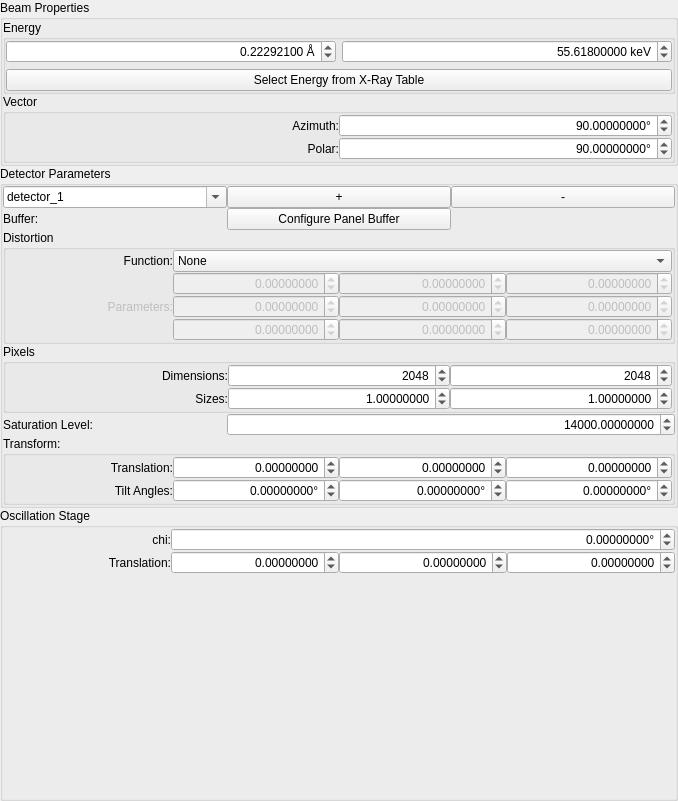
Above: hexrd/ui/resources/ui/instrument_form_view_widget.ui from HEXRD/hexrdgui before the change. Below: the same form after it.
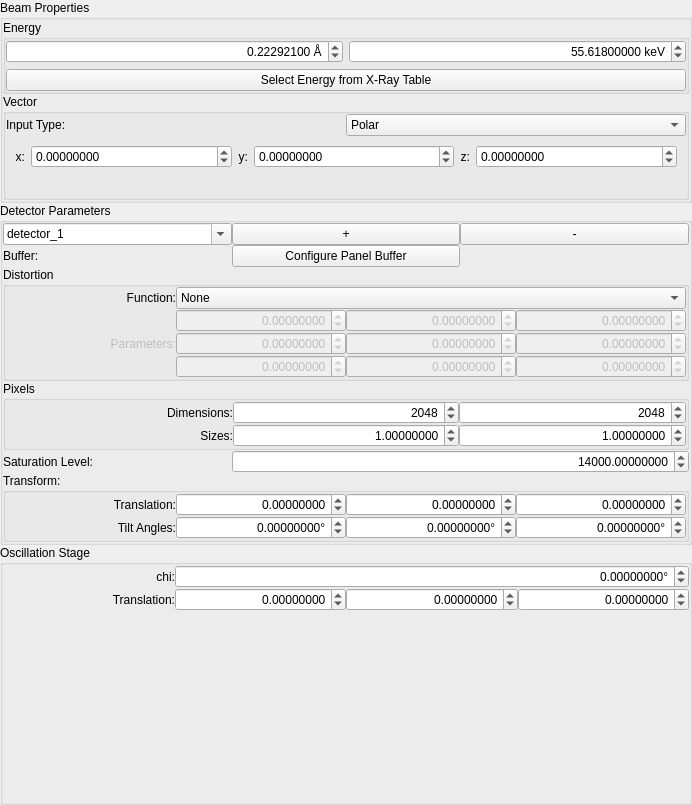
That is the form after the change. The open tabs and pages were chosen to show the change. Custom widgets are drawn as their Qt base class.

Commit message:
Add Cartesian input option for beam vector
In the Form View, there is now a combo box that allows the user to
select the input type for the beam vector. It defaults to polar, but
can be changed to Cartesian.

If the user modifies the beam vector in Cartesian mode, a note is
displayed that shows what the vector gets normalized to.

What changed in the file:
```diff
--- a/hexrd/ui/resources/ui/instrument_form_view_widget.ui
+++ b/hexrd/ui/resources/ui/instrument_form_view_widget.ui
@@ -6,8 +6,8 @@
    <rect>
     <x>0</x>
     <y>0</y>
-    <width>678</width>
-    <height>801</height>
+    <width>692</width>
+    <height>805</height>
    </rect>
   </property>
   <layout class="QVBoxLayout" name="verticalLayout_2">
@@ -152,7 +152,73 @@
          <property name="spacing">
           <number>0</number>
          </property>
-         <item row="1" column="1">
+         <item row="0" column="0">
+          <widget class="QLabel" name="beam_vector_input_type_label">
+           <property name="text">
+            <string>Input Type:</string>
+           </property>
+          </widget>
+         </item>
+         <item row="0" column="1">
+          <widget class="QComboBox" name="beam_vector_input_type">
+           <item>
+            <property name="text">
+             <string>Polar</string>
+            </property>
+           </item>
+           <item>
+            <property name="text">
+             <string>Cartesian</string>
+            </property>
+           </item>
+          </widget>
+         </item>
+         <item row="2" column="0" colspan="2">
+          <spacer name="verticalSpacer_2">
+           <property name="orientation">
+            <enum>Qt::Vertical</enum>
+           </property>
+           <property name="sizeType">
+            <enum>QSizePolicy::Fixed</enum>
+           </property>
+           <property name="sizeHint" stdset="0">
+            <size>
+             <width>20</width>
+             <height>0</height>
+            </size>
+           </property>
+          </spacer>
+         </item>
+         <item row="1" column="0" colspan="2">
+          <widget class="QStackedWidget" name="beam_vector_input_stacked_widget">
+           <property name="sizePolicy">
+            <sizepolicy hsizetype="Preferred" vsizetype="Fixed">
+             <horstretch>0</horstretch>
+             <verstretch>0</verstretch>
+            </sizepolicy>
+           </property>
+           <property name="currentIndex">
+            <number>0</number>
+           </property>
+           <widget class="QWidget" name="beam_vector_spherical">
+            <layout class="QHBoxLayout" name="horizontalLayout">
+             <item>
+              <widget class="QLabel" name="beam_vector_azimuth_label">
+               <property name="sizePolicy">
+                <sizepolicy hsizetype="Fixed" vsizetype="Preferred">
+                 <horstretch>0</horstretch>
+                 <verstretch>0</verstretch>
+                </sizepolicy>
+               </property>
+               <property name="text">
+                <string>θ:</string>
+               </property>
+               <property name="alignment">
+                <set>Qt::AlignRight|Qt::AlignTrailing|Qt::AlignVCenter</set>
+               </property>
+              </widget>
+             </item>
+             <item>
           <widget class="ScientificDoubleSpinBox" name="cal_vector_azimuth">
            <property name="alignment">
             <set>Qt::AlignRight|Qt::AlignTrailing|Qt::AlignVCenter</set>
@@ -180,7 +246,23 @@
            </property>
           </widget>
          </item>
-         <item row="2" column="1">
+             <item>
+              <widget class="QLabel" name="beam_vector_polar_label">
+               <property name="sizePolicy">
+                <sizepolicy hsizetype="Fixed" vsizetype="Preferred">
+                 <horstretch>0</horstretch>
+                 <verstretch>0</verstretch>
+                </sizepolicy>
+               </property>
+               <property name="text">
+                <string>φ:</string>
+               </property>
+               <property name="alignment">
+                <set>Qt::AlignRight|Qt::AlignTrailing|Qt::AlignVCenter</set>
+               </property>
+              </widget>
+             </item>
+             <item>
           <widget class="ScientificDoubleSpinBox" name="cal_vector_polar">
            <property name="alignment">
             <set>Qt::AlignRight|Qt::AlignTrailing|Qt::AlignVCenter</set>
@@ -208,24 +290,118 @@
            </property>
           </widget>
          </item>
-         <item row="1" column="0">
-          <widget class="QLabel" name="label">
-           <property name="text">
-            <string>Azimuth:</string>
-           </property>
-           <property name="alignment">
-            <set>Qt::AlignRight|Qt::AlignTrailing|Qt::AlignVCenter</set>
-           </property>
-          </widget>
-         </item>
-         <item row="2" column="0">
+            </layout>
+           </widget>
+           <widget class="QWidget" name="beam_vector_cartesian">
+            <layout class="QGridLayout" name="gridLayout_8">
+             <item row="0" column="2">
           <widget class="QLabel" name="label_2">
+               <property name="sizePolicy">
+                <sizepolicy hsizetype="Fixed" vsizetype="Preferred">
+                 <horstretch>0</horstretch>
+                 <verstretch>0</verstretch>
+                </sizepolicy>
+               </property>
            <property name="text">
-            <string>Polar:</string>
+                <string>y:</string>
            </property>
            <property name="alignment">
             <set>Qt::AlignRight|Qt::AlignTrailing|Qt::AlignVCenter</set>
            </property>
+              </widget>
+             </item>
+             <item row="0" column="0">
+              <widget class="QLabel" name="label">
+               <property name="sizePolicy">
+                <sizepolicy hsizetype="Fixed" vsizetype="Preferred">
+                 <horstretch>0</horstretch>
+                 <verstretch>0</verstretch>
+                </sizepolicy>
+               </property>
+               <property name="text">
+                <string>x:</string>
+               </property>
+               <property name="alignment">
+                <set>Qt::AlignRight|Qt::AlignTrailing|Qt::AlignVCenter</set>
+               </property>
+              </widget>
+             </item>
+             <item row="0" column="1">
+              <widget class="ScientificDoubleSpinBox" name="beam_vector_cartesian_x">
+               <property name="keyboardTracking">
+                <bool>false</bool>
+               </property>
+               <property name="decimals">
+                <number>8</number>
+               </property>
+               <property name="minimum">
+                <double>-1000000.000000000000000</double>
+               </property>
+               <property name="maximum">
+                <double>1000000.000000000000000</double>
+               </property>
+              </widget>
+             </item>
+             <item row="0" column="3">
+              <widget class="ScientificDoubleSpinBox" name="beam_vector_cartesian_y">
+               <property name="keyboardTracking">
+                <bool>false</bool>
+               </property>
+               <property name="decimals">
+                <number>8</number>
+               </property>
+               <property name="minimum">
+                <double>-1000000.000000000000000</double>
+               </property>
+               <property name="maximum">
+                <double>1000000.000000000000000</double>
+               </property>
+              </widget>
+             </item>
+             <item row="0" column="4">
+              <widget class="QLabel" name="label_5">
+               <property name="sizePolicy">
+                <sizepolicy hsizetype="Fixed" vsizetype="Preferred">
+                 <horstretch>0</horstretch>
+                 <verstretch>0</verstretch>
+                </sizepolicy>
+               </property>
+               <property name="text">
+                <string>z:</string>
+               </property>
+               <property name="alignment">
+                <set>Qt::AlignRight|Qt::AlignTrailing|Qt::AlignVCenter</set>
+               </property>
+              </widget>
+             </item>
+             <item row="0" column="5">
+              <widget class="ScientificDoubleSpinBox" name="beam_vector_cartesian_z">
+               <property name="keyboardTracking">
+                <bool>false</bool>
+               </property>
+               <property name="decimals">
+                <number>8</number>
+               </property>
+               <property name="minimum">
+                <double>-1000000.000000000000000</double>
+               </property>
+               <property name="maximum">
+                <double>1000000.000000000000000</double>
+               </property>
+              </widget>
+             </item>
+             <item row="1" column="0" colspan="6">
+              <widget class="QLabel" name="cartesian_beam_vector_normalized_note">
+               <property name="styleSheet">
+                <string notr="true">QLabel { font: italic; }</string>
+               </property>
+               <property name="text">
+                <string/>
+               </property>
+              </widget>
+             </item>
+            </layout>
+           </widget>
           </widget>
          </item>
         </layout>
```
Left out of the diff: 23 changed lines with no effect on the pictures. Lines whose indentation alone changed are shown as unchanged. The commit also changes 1 other file.
